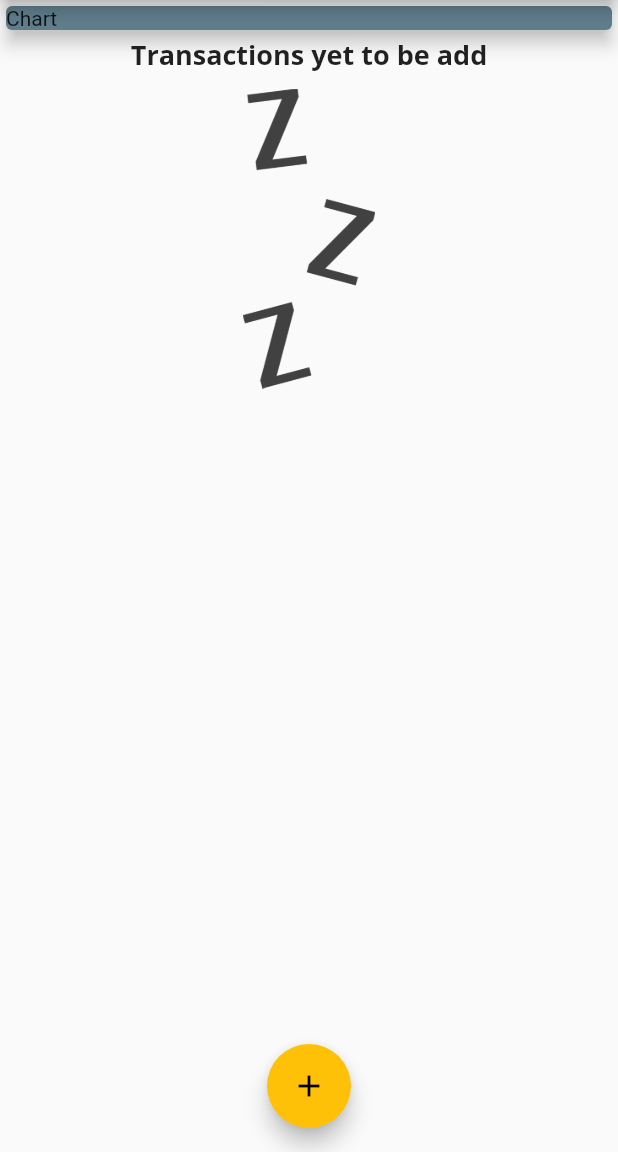
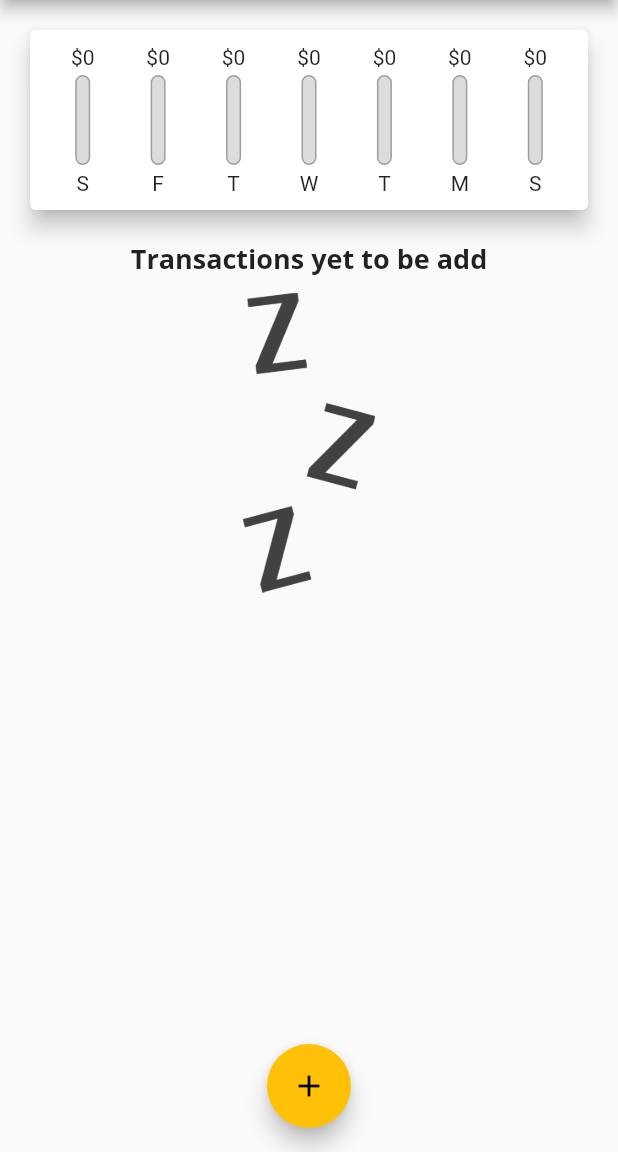
Before and after one commit to stanzealot/expense_planner, a Flutter app: the screen it shows after launch, on a phone screen of 412 x 824 dp, the part 84-1236 px from its top. Run offline on Flutter 3.47's test engine with Material 2 defaults, Android fonts, the phone set to English and light mode, and no system bars; missing offline and left inert: dart:ffi.

Commit message:
add chart area

```diff
--- a/lib/main.dart
+++ b/lib/main.dart
@@ -1,10 +1,11 @@
-// ignore_for_file: prefer_const_constructors, prefer_const_literals_to_create_immutables, use_key_in_widget_constructors, sort_child_properties_last, sized_box_for_whitespace, prefer_interpolation_to_compose_strings, avoid_print
+// ignore_for_file: prefer_const_constructors, prefer_const_literals_to_create_immutables, use_key_in_widget_constructors, sort_child_properties_last, sized_box_for_whitespace, prefer_interpolation_to_compose_strings, avoid_print, unused_element
 
 import 'package:flutter/material.dart';
 import 'package:intl/intl.dart';
 import './widgets/transaction_list.dart';
 import './widgets/new_transaction.dart';
 import './models/transaction.dart';
+import './widgets/chart.dart';
 void main() => runApp(MyApp());
 
 
@@ -47,10 +48,14 @@ class MyHomePage extends StatefulWidget {
 
 class _MyHomePageState extends State<MyHomePage> {
 
-  final List<Transaction> useTransaction = [
+  final List<Transaction> useTransaction = [];
 
-  ];
-
+  List<Transaction> get _recentTransaction {
+    return useTransaction.where((trans) {
+      return trans.date.isAfter(
+        DateTime.now().subtract(Duration(days: 7)));
+    }).toList();
+  }
   void _addNewTransaction(String txTitle, double txAmount){
      final newTrn = Transaction(
       id: DateTime.now().toString(),
@@ -93,18 +98,10 @@ class _MyHomePageState extends State<MyHomePage> {
         //mainAxisAlignment: MainAxisAlignment.spaceAround,
         crossAxisAlignment: CrossAxisAlignment.stretch,
         children: [
-        Container(
-          width: double.infinity,
-
-          child:Card(
-            color: Colors.blueGrey,
-            child: Text("Chart"),
-            elevation: 5,
-            ),
-          ),
-
+            //chart
+          Chart(_recentTransaction),
           // NewTransaction(),
-           TransactionList(useTransaction)
+          TransactionList(useTransaction)
 
       ]
 
--- /dev/null
+++ b/lib/widgets/chart.dart
@@ -0,0 +1,65 @@
+import 'package:flutter/material.dart';
+import 'package:intl/intl.dart';
+
+import './chart_bar.dart';
+import '../models/transaction.dart';
+
+class Chart extends StatelessWidget {
+  final List<Transaction> recentTransactions;
+
+  Chart(this.recentTransactions);
+
+  List<Map<String, Object>> get groupedTransactionValues {
+    return List.generate(7, (index) {
+      final weekDay = DateTime.now().subtract(
+        Duration(days: index),
+      );
+      var totalSum = 0.0;
+
+      for (var i = 0; i < recentTransactions.length; i++) {
+        if (recentTransactions[i].date.day == weekDay.day &&
+            recentTransactions[i].date.month == weekDay.month &&
+            recentTransactions[i].date.year == weekDay.year) {
+          totalSum += recentTransactions[i].amount;
+        }
+      }
+
+      return {
+        'day': DateFormat.E().format(weekDay).substring(0, 1),
+        'amount': totalSum,
+      };
+    });
+  }
+
+  double get totalSpending {
+    return groupedTransactionValues.fold(0.0, (sum, item) {
+      return sum + (item['amount'] as double);
+    });
+  }
+
+  @override
+  Widget build(BuildContext context) {
+    return Card(
+      elevation: 6,
+      margin: EdgeInsets.all(20),
+      child: Padding(
+        padding: EdgeInsets.all(10),
+        child: Row(
+          mainAxisAlignment: MainAxisAlignment.spaceAround,
+          children: groupedTransactionValues.map((data) {
+            return Flexible(
+              fit: FlexFit.tight,
+              child: ChartBar(
+                (data['day'] as String ),
+                (data['amount'] as double),
+                totalSpending == 0.0
+                    ? 0.0
+                    : (data['amount'] as double) / totalSpending,
+              ),
+            );
+          }).toList(),
+        ),
+      ),
+    );
+  }
+}
--- /dev/null
+++ b/lib/widgets/chart_bar.dart
@@ -0,0 +1,51 @@
+import 'package:flutter/material.dart';
+
+class ChartBar extends StatelessWidget {
+  final String label;
+  final double spendingAmount;
+  final double spendingPctOfTotal;
+
+  ChartBar(this.label, this.spendingAmount, this.spendingPctOfTotal);
+
+  @override
+  Widget build(BuildContext context) {
+    return Column(
+      children: <Widget>[
+        FittedBox(
+          child: Text('\$${spendingAmount.toStringAsFixed(0)}'),
+        ),
+        SizedBox(
+          height: 4,
+        ),
+        Container(
+          height: 60,
+          width: 10,
+          child: Stack(
+            children: <Widget>[
+              Container(
+                decoration: BoxDecoration(
+                  border: Border.all(color: Colors.grey, width: 1.0),
+                  color: Color.fromRGBO(220, 220, 220, 1),
+                  borderRadius: BorderRadius.circular(10),
+                ),
+              ),
+              FractionallySizedBox(
+                heightFactor: spendingPctOfTotal,
+                child: Container(
+                  decoration: BoxDecoration(
+                    color: Theme.of(context).primaryColor,
+                    borderRadius: BorderRadius.circular(10),
+                  ),
+                ),
+              ),
+            ],
+          ),
+        ),
+        SizedBox(
+          height: 4,
+        ),
+        Text(label),
+      ],
+    );
+  }
+}
```
